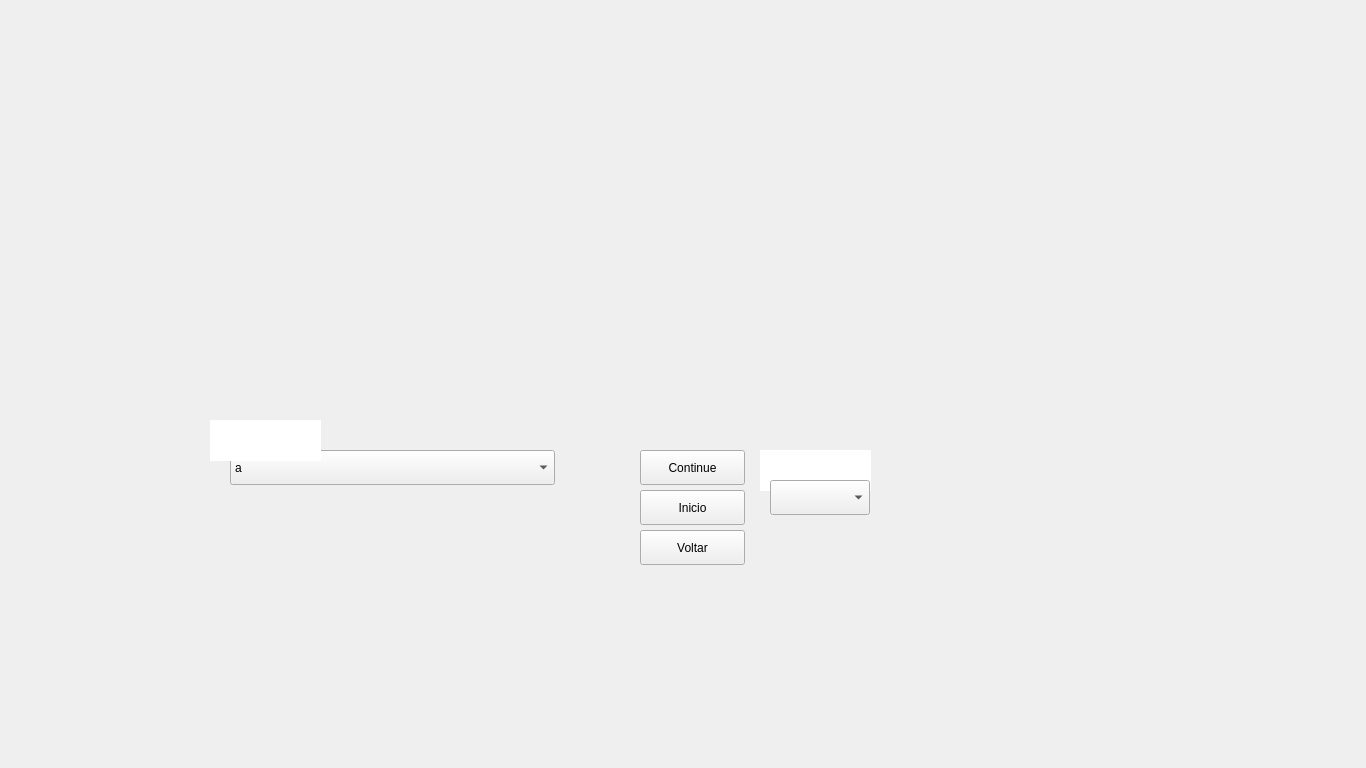
This is ui/forthwindow.ui in eriklemy/Detetive as Qt 5 draws it before an edit. The edited form follows.
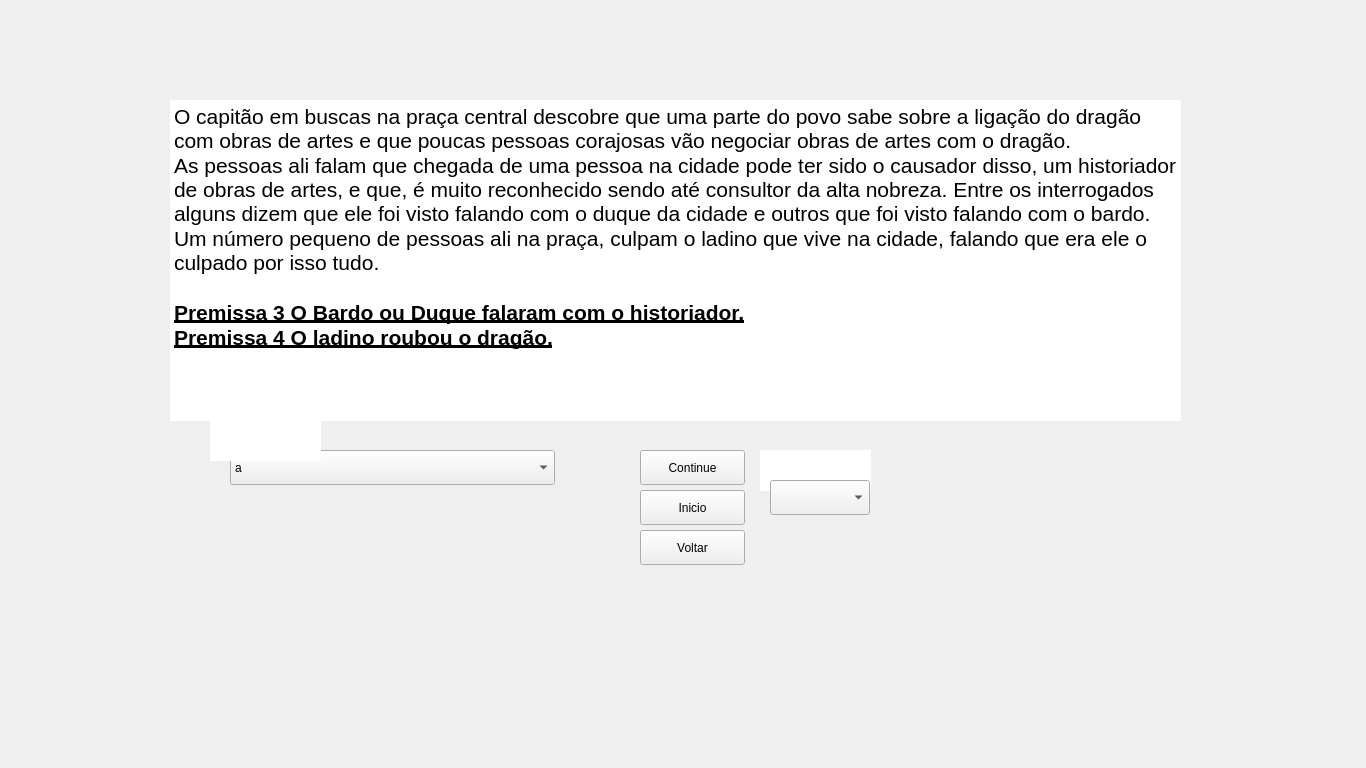
This is the edited form.

The edit to the form file:
```diff
--- a/ui/forthwindow.ui
+++ b/ui/forthwindow.ui
@@ -215,6 +215,32 @@
 &lt;p align=&quot;center&quot; style=&quot; margin-top:0px; margin-bottom:0px; margin-left:0px; margin-right:0px; -qt-block-indent:0; text-indent:0px;&quot;&gt;&lt;span style=&quot; font-size:14pt; font-weight:700; font-style:italic; color:#ffffff;&quot;&gt;Suspeitos&lt;/span&gt;&lt;/p&gt;&lt;/body&gt;&lt;/html&gt;</string>
     </property>
    </widget>
+   <widget class="QTextBrowser" name="textBrowser">
+    <property name="geometry">
+     <rect>
+      <x>170</x>
+      <y>100</y>
+      <width>1011</width>
+      <height>321</height>
+     </rect>
+    </property>
+    <property name="frameShape">
+     <enum>QFrame::NoFrame</enum>
+    </property>
+    <property name="html">
+     <string>&lt;!DOCTYPE HTML PUBLIC &quot;-//W3C//DTD HTML 4.0//EN&quot; &quot;http://www.w3.org/TR/REC-html40/strict.dtd&quot;&gt;
+&lt;html&gt;&lt;head&gt;&lt;meta name=&quot;qrichtext&quot; content=&quot;1&quot; /&gt;&lt;meta charset=&quot;utf-8&quot; /&gt;&lt;style type=&quot;text/css&quot;&gt;
+p, li { white-space: pre-wrap; }
+&lt;/style&gt;&lt;/head&gt;&lt;body style=&quot; font-family:'Segoe UI'; font-size:9pt; font-weight:400; font-style:normal;&quot;&gt;
+&lt;p style=&quot; margin-top:0px; margin-bottom:0px; margin-left:0px; margin-right:0px; -qt-block-indent:0; text-indent:0px;&quot;&gt;&lt;span style=&quot; font-size:16pt;&quot;&gt;O capitão em buscas na praça central descobre que uma parte do povo sabe sobre a ligação do dragão com obras de artes e que poucas pessoas corajosas vão negociar obras de artes com o dragão.&lt;/span&gt;&lt;/p&gt;
+&lt;p style=&quot; margin-top:0px; margin-bottom:0px; margin-left:0px; margin-right:0px; -qt-block-indent:0; text-indent:0px;&quot;&gt;&lt;span style=&quot; font-size:16pt;&quot;&gt;As pessoas ali falam que chegada de uma pessoa na cidade pode ter sido o causador disso, um historiador de obras de artes, e que, é muito reconhecido sendo até consultor da alta nobreza. Entre os interrogados alguns dizem que ele foi visto falando com o duque da cidade e outros que foi visto falando com o bardo.&lt;/span&gt;&lt;/p&gt;
+&lt;p style=&quot; margin-top:0px; margin-bottom:0px; margin-left:0px; margin-right:0px; -qt-block-indent:0; text-indent:0px;&quot;&gt;&lt;span style=&quot; font-size:16pt;&quot;&gt;Um número pequeno de pessoas ali na praça, culpam o ladino que vive na cidade, falando que era ele o culpado por isso tudo.&lt;/span&gt;&lt;/p&gt;
+&lt;p style=&quot;-qt-paragraph-type:empty; margin-top:0px; margin-bottom:0px; margin-left:0px; margin-right:0px; -qt-block-indent:0; text-indent:0px; font-size:16pt;&quot;&gt;&lt;br /&gt;&lt;/p&gt;
+&lt;p style=&quot; margin-top:0px; margin-bottom:0px; margin-left:0px; margin-right:0px; -qt-block-indent:0; text-indent:0px;&quot;&gt;&lt;span style=&quot; font-size:16pt; font-weight:700; text-decoration: underline;&quot;&gt;Premissa 3 O Bardo ou Duque falaram com o historiador.&lt;/span&gt;&lt;/p&gt;
+&lt;p style=&quot; margin-top:0px; margin-bottom:0px; margin-left:0px; margin-right:0px; -qt-block-indent:0; text-indent:0px;&quot;&gt;&lt;span style=&quot; font-size:16pt; font-weight:700; text-decoration: underline;&quot;&gt;Premissa 4 O ladino roubou o dragão.&lt;/span&gt;&lt;/p&gt;
+&lt;p style=&quot;-qt-paragraph-type:empty; margin-top:0px; margin-bottom:0px; margin-left:0px; margin-right:0px; -qt-block-indent:0; text-indent:0px; font-size:16pt;&quot;&gt;&lt;br /&gt;&lt;/p&gt;&lt;/body&gt;&lt;/html&gt;</string>
+    </property>
+   </widget>
    <zorder>label</zorder>
    <zorder>comboBox</zorder>
    <zorder>pushContinueButton</zorder>
```
Left out of the diff: 1 changed line with no effect on the pictures.
